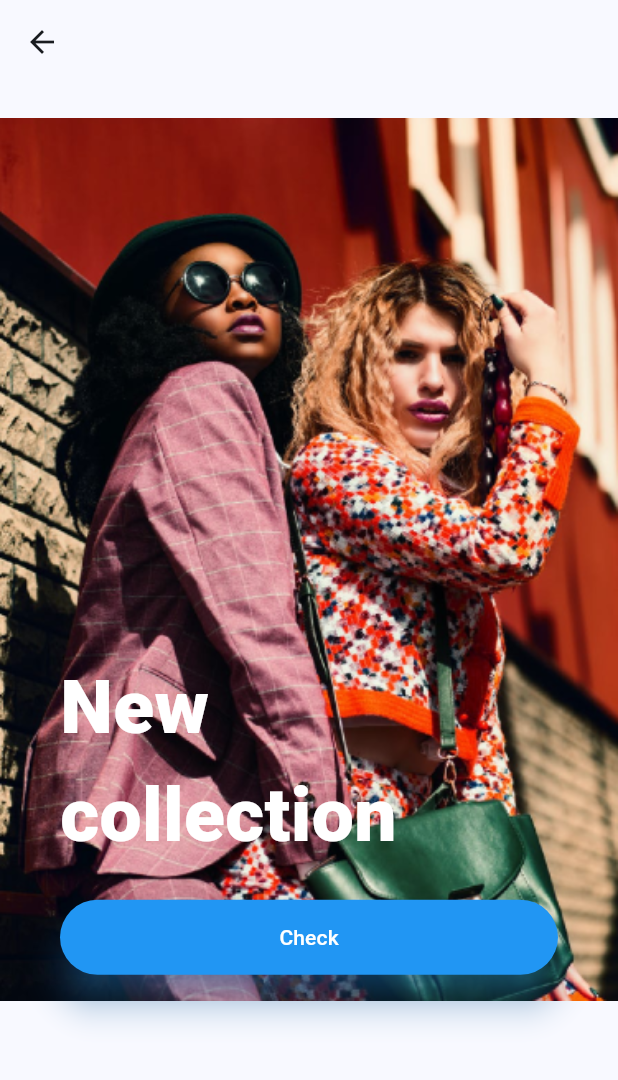
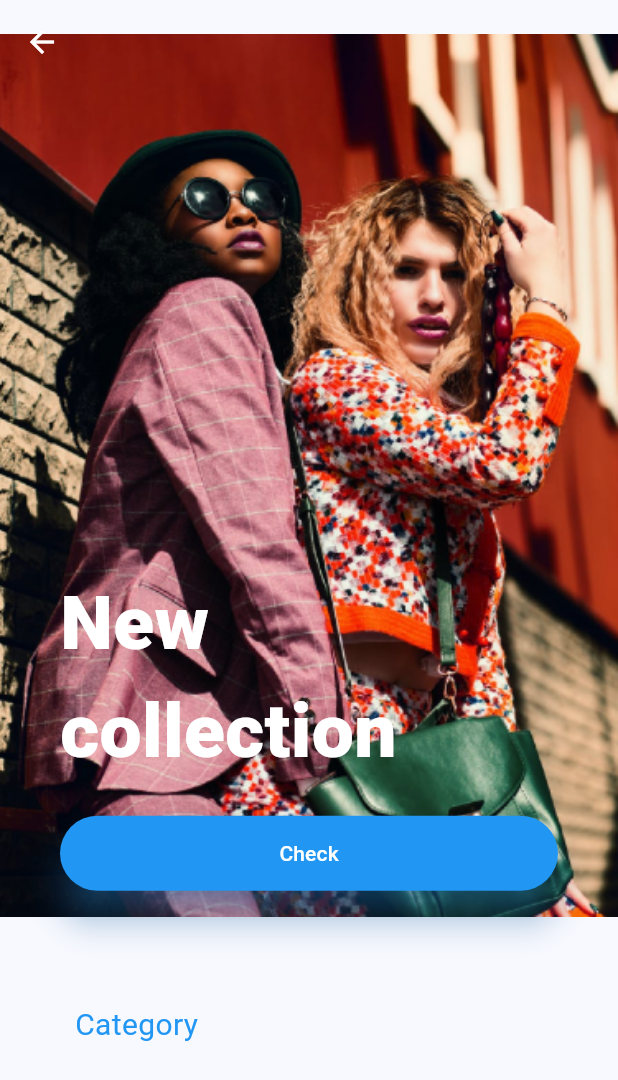
Before and after one commit to yeabseras7/mygebeya, a Flutter app: the HomeDetail screen opened directly, on a phone screen of 412 x 824 dp. Shown: the top 1080 px of the screen. Run offline on Flutter 3.47's test engine with Material 3 defaults, Android fonts, the light colour scheme and no system bars; our stand-ins replace animated_splash_screen, email_validator, firebase_auth, firebase_core, flutter_svg, fluttertoast and 2 more; accounts and stored records are empty.

Commit message:
something changed

```diff
--- a/lib/main.dart
+++ b/lib/main.dart
@@ -8,10 +8,10 @@ import 'firebase_options.dart';
 import 'package:firebase_core/firebase_core.dart';
 
 void main() async {
-  WidgetsFlutterBinding.ensureInitialized();
-  await Firebase.initializeApp(
-    options: DefaultFirebaseOptions.currentPlatform,
-  );
+  // WidgetsFlutterBinding.ensureInitialized();
+  // await Firebase.initializeApp(
+  //   options: DefaultFirebaseOptions.currentPlatform,
+  // );
   runApp(const MyApp());
 }
 
@@ -64,8 +64,8 @@ class Splash extends StatelessWidget {
         splashIconSize: 250,
         duration: 3200,
         backgroundColor: Colors.blue,
-        // nextScreen: const Home(),
-        nextScreen: const AuthGate(),
+        nextScreen: const Home(),
+        // nextScreen: const AuthGate(),
       ),
     );
   }
--- a/lib/models/products.dart
+++ b/lib/models/products.dart
@@ -0,0 +1,32 @@
+List<Map<String, Object>> product = [
+  {
+    "id": 1,
+    "name": "Product 1",
+    "price": 100,
+    "image": "https://picsum.photos/200/300",
+  },
+  {
+    "id": 2,
+    "name": "Product 2",
+    "price": 100,
+    "image": "https://picsum.photos/200/300",
+  },
+  {
+    "id": 3,
+    "name": "Product 3",
+    "price": 100,
+    "image": "https://picsum.photos/200/300",
+  },
+  {
+    "id": 4,
+    "name": "Product 4",
+    "price": 100,
+    "image": "https://picsum.photos/200/300",
+  },
+  {
+    "id": 5,
+    "name": "Product 5",
+    "price": 100,
+    "image": "https://picsum.photos/200/300",
+  }
+];
--- a/lib/screens/home/home2.dart
+++ b/lib/screens/home/home2.dart
@@ -1,4 +1,5 @@
 import 'package:flutter/material.dart';
+import 'package:mygebeya/models/products.dart';
 
 class HomeDetail extends StatefulWidget {
   const HomeDetail({super.key});
@@ -10,17 +11,26 @@ class HomeDetail extends StatefulWidget {
 class _HomeDetailState extends State<HomeDetail> {
   @override
   Widget build(BuildContext context) {
+    // var image = product[0]['image'];
     return Scaffold(
+      extendBodyBehindAppBar: true,
       appBar: AppBar(
+        backgroundColor: Colors.transparent,
         leading: IconButton(
-        icon: const Icon(Icons.arrow_back),
+          icon: const Icon(
+            Icons.arrow_back,
+            color: Colors.white,
+          ),
           onPressed: () {
             Navigator.pop(context);
           },
-      )),
-      body: SafeArea(
-        child: SingleChildScrollView(
-          child: Column(
+        ),
+      ),
+      body: SingleChildScrollView(
+        child: Stack(
+          children: [
+            Column(
+              crossAxisAlignment: CrossAxisAlignment.start,
               children: [
                 Stack(
                   alignment: Alignment.bottomLeft,
@@ -74,12 +84,40 @@ class _HomeDetailState extends State<HomeDetail> {
                   ],
                 ),
                 // const SizedBox(height: 20),
-              // const Text(
-              //   "Category",
-              //   style: TextStyle(fontSize: 20, color: Colors.blue),
+                Padding(
+                  padding:
+                      const EdgeInsets.symmetric(horizontal: 50, vertical: 35),
+                  child: const Text(
+                    "Category",
+                    textAlign: TextAlign.start,
+                    style: TextStyle(fontSize: 20, color: Colors.blue),
+                  ),
+                ),
+                Padding(
+                  padding: const EdgeInsets.symmetric(horizontal: 20),
+                  child: GridView(
+                    shrinkWrap: true,
+                    physics: const NeverScrollableScrollPhysics(),
+                    gridDelegate:
+                        const SliverGridDelegateWithFixedCrossAxisCount(
+                      crossAxisCount: 2,
+                    ),
+                    children: [
+                      Container(
+                        decoration: BoxDecoration(
+                          color: Colors.white,
+                          borderRadius: BorderRadius.circular(20),
+                        ),
+                        // child: Image(
+                        // image: product.image[index],
                         // ),
+                      ),
                     ],
                   ),
+                )
+              ],
+            ),
+          ],
         ),
       ),
     );
```
Lines whose indentation alone changed are shown as unchanged.
